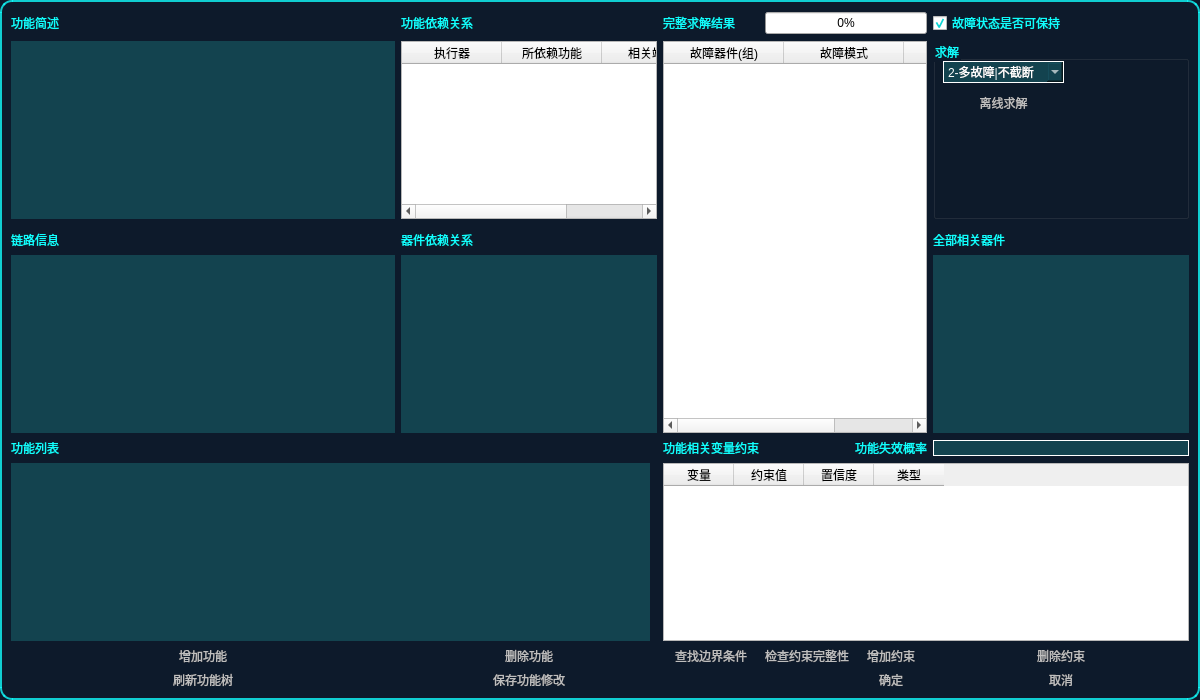
Above: selectfunctiondialog.ui from lushisongicloud/T-Designer before the change. Below: the same form after it.
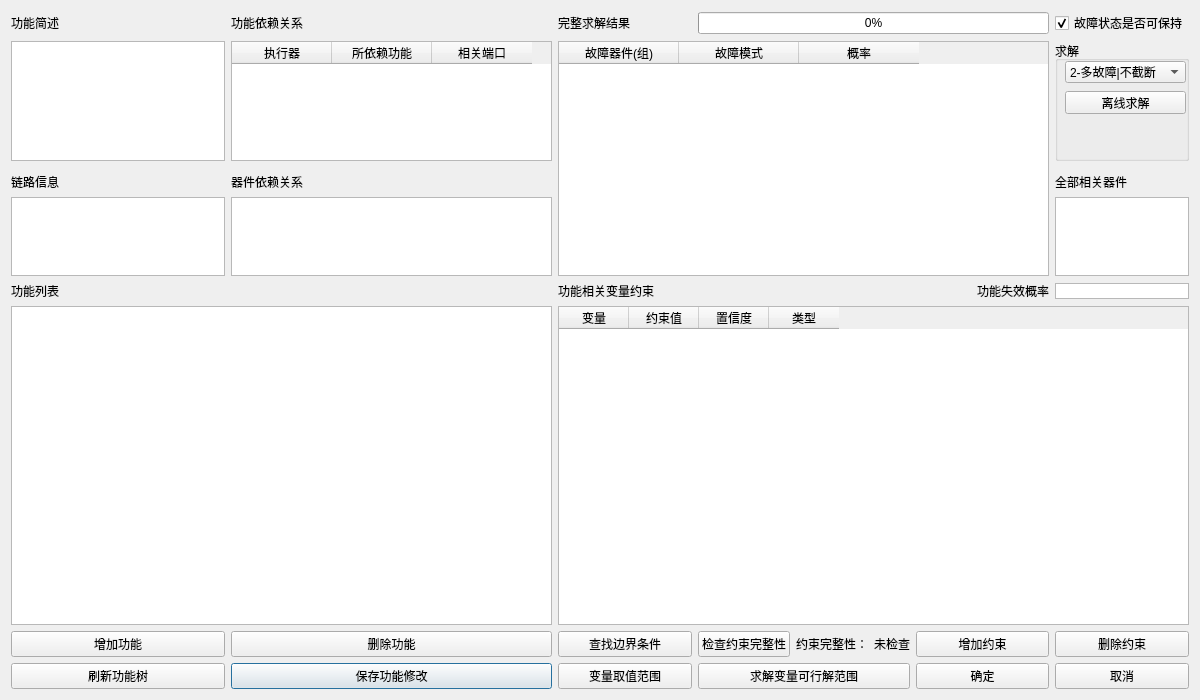
That is the form after the change.

Commit message: 集成selectfunctiondialog后可正常编译

Patch:
```diff
--- a/selectfunctiondialog.ui
+++ b/selectfunctiondialog.ui
@@ -25,217 +25,10 @@
   <property name="windowTitle">
    <string>选择待诊断的功能</string>
   </property>
-  <property name="styleSheet">
-   <string notr="true">QDialog
-{	border-radius:12px;
-	border:2px solid rgb(17,255,255,200);		
-    background-color: rgb(13, 26, 43);
-}
-
-QTextEdit
-{
-	font: 75 16pt &quot;黑体&quot;;
-	color:rgb(190,190,190);
-}
-
-QLabel{
-	
-font: 75 16pt &quot;黑体&quot;;
-color: rgb(17, 255, 255);
-}
-
-QCheckBox{
-	
-font: 75 16pt &quot;黑体&quot;;
-color: rgb(17, 255, 255);
-}
-
-QGroupBox{
-	
-font: 75 16pt &quot;黑体&quot;;
-color: rgb(17, 255, 255);
-}
-
-QPushButton{
-font: 75 16pt &quot;黑体&quot;;
-color: rgb(190, 190, 190);
-background-color:qconicalgradient(cx:0.5,cy:0.5,angle:0,stop:0.368182 
-rgba(17,255,255,75));
-border:0px ;
-border-radius:8px;
-}
-
-QPushButton::hover{
-font: 75 16pt &quot;黑体&quot;;
-color: rgb(240, 240, 240);
-background-color:qconicalgradient(cx:0.5,cy:0.5,angle:0,stop:0.368182 
-rgba(17,255,255,128));
-border:0px ;
-border-radius:8px;
-}
-
-QPushButton::hover{
-font: 75 16pt &quot;黑体&quot;;
-color: rgb(240, 240, 240);
-background-color:qconicalgradient(cx:0.5,cy:0.5,angle:0,stop:0.368182 
-rgba(17,255,255,200));
-border:0px ;
-border-radius:8px;
-}
-
-QPushButton::pressed{
-font: 75 16pt &quot;黑体&quot;;
-color: rgb(240, 240, 240);
-background-color:qconicalgradient(cx:0.5,cy:0.5,angle:0,stop:0.368182 
-rgba(17,255,255,128));
-border:0px ;
-border-radius:8px;
-}</string>
-  </property>
   <property name="sizeGripEnabled">
    <bool>false</bool>
   </property>
-  <layout class="QGridLayout" name="gridLayout" rowstretch="0,0,0,0,0,0,0,0,0,0,0" columnstretch="8,0,0,0,0,0">
-   <item row="3" column="2" rowspan="4" colspan="3">
-    <widget class="QTableWidget" name="table_result">
-     <property name="styleSheet">
-      <string notr="true">/*设置表格中网格的颜色*/
-QTableView{
-	gridline-color: rgb(38, 50, 70);
-}
-QHeaderView::section{
-	background-color:rgba(9, 28, 36, 245);
-	border:0.5px solid rgb(38,50,70);
-    padding-left: 0px;
-	color:rgba(255,255,255,200);
-	
-}
-border:0px;
-font: 75 11pt &quot;微软雅黑&quot;;
-background: transparent; 
-color: rgb(255, 255, 255);
-selection-background-color: rgb(102, 249, 247)
-</string>
-     </property>
-     <attribute name="horizontalHeaderDefaultSectionSize">
-      <number>120</number>
-     </attribute>
-     <column>
-      <property name="text">
-       <string>故障器件(组)</string>
-      </property>
-     </column>
-     <column>
-      <property name="text">
-       <string>故障模式</string>
-      </property>
-     </column>
-     <column>
-      <property name="text">
-       <string>概率</string>
-      </property>
-     </column>
-    </widget>
-   </item>
-   <item row="0" column="2">
-    <widget class="QLabel" name="label_7">
-     <property name="text">
-      <string>完整求解结果</string>
-     </property>
-    </widget>
-   </item>
-   <item row="3" column="0">
-    <widget class="QPlainTextEdit" name="textEditFunctionDescription">
-     <property name="sizePolicy">
-      <sizepolicy hsizetype="Preferred" vsizetype="Preferred">
-       <horstretch>0</horstretch>
-       <verstretch>0</verstretch>
-      </sizepolicy>
-     </property>
-     <property name="maximumSize">
-      <size>
-       <width>16777215</width>
-       <height>16777215</height>
-      </size>
-     </property>
-     <property name="styleSheet">
-      <string notr="true">background-color: rgb(19, 67, 79);
-border:0px solid rgb(255,255,255);
-color: rgb(255, 255, 255);</string>
-     </property>
-    </widget>
-   </item>
-   <item row="3" column="5">
-    <widget class="QGroupBox" name="groupBox">
-     <property name="styleSheet">
-      <string notr="true">QComboBox{
-    background-color: rgb(16, 31, 45);
-    color: rgb(255, 255, 255);
-}</string>
-     </property>
-     <property name="title">
-      <string>求解</string>
-     </property>
-     <widget class="QPushButton" name="btn_OfflineSolve">
-      <property name="geometry">
-       <rect>
-        <x>10</x>
-        <y>50</y>
-        <width>121</width>
-        <height>23</height>
-       </rect>
-      </property>
-      <property name="sizePolicy">
-       <sizepolicy hsizetype="Preferred" vsizetype="Preferred">
-        <horstretch>0</horstretch>
-        <verstretch>0</verstretch>
-       </sizepolicy>
-      </property>
-      <property name="maximumSize">
-       <size>
-        <width>16777215</width>
-        <height>16777215</height>
-       </size>
-      </property>
-      <property name="text">
-       <string>离线求解</string>
-      </property>
-     </widget>
-     <widget class="QComboBox" name="comboBoxSolveMode">
-      <property name="geometry">
-       <rect>
-        <x>10</x>
-        <y>20</y>
-        <width>121</width>
-        <height>22</height>
-       </rect>
-      </property>
-      <property name="styleSheet">
-       <string notr="true">background-color: rgb(19, 67, 79);
-border:1px solid rgb(255,255,255);
-color: rgb(255, 255, 255);</string>
-      </property>
-      <property name="currentIndex">
-       <number>2</number>
-      </property>
-      <item>
-       <property name="text">
-        <string>0-单故障</string>
-       </property>
-      </item>
-      <item>
-       <property name="text">
-        <string>1-多故障|截断</string>
-       </property>
-      </item>
-      <item>
-       <property name="text">
-        <string>2-多故障|不截断</string>
-       </property>
-      </item>
-     </widget>
-    </widget>
-   </item>
+  <layout class="QGridLayout" name="gridLayout" rowstretch="0,0,0,3,0,0,2,0,8,0,0" columnstretch="8,12,5,5,5,5">
    <item row="10" column="1">
     <widget class="QPushButton" name="btn_SaveFunc">
      <property name="text">
@@ -243,13 +36,6 @@
      </property>
     </widget>
    </item>
-   <item row="10" column="5">
-    <widget class="QPushButton" name="btn_Cancel">
-     <property name="text">
-      <string>取消</string>
-     </property>
-    </widget>
-   </item>
    <item row="7" column="5">
     <widget class="QPlainTextEdit" name="textEditFaultProbability">
      <property name="minimumSize">
@@ -264,11 +50,6 @@
        <height>16</height>
       </size>
      </property>
-     <property name="styleSheet">
-      <string notr="true">background-color: rgb(19, 67, 79);
-border:1px solid rgb(255,255,255);
-color: rgb(255, 255, 255);</string>
-     </property>
      <property name="inputMethodHints">
       <set>Qt::ImhNone</set>
      </property>
@@ -287,6 +68,13 @@
      </property>
     </widget>
    </item>
+   <item row="0" column="0">
+    <widget class="QLabel" name="label_2">
+     <property name="text">
+      <string>功能简述</string>
+     </property>
+    </widget>
+   </item>
    <item row="7" column="4">
     <widget class="QLabel" name="label_9">
      <property name="text">
@@ -297,13 +85,6 @@
      </property>
     </widget>
    </item>
-   <item row="9" column="5">
-    <widget class="QPushButton" name="btn_DelObs">
-     <property name="text">
-      <string>删除约束</string>
-     </property>
-    </widget>
-   </item>
    <item row="10" column="0">
     <widget class="QPushButton" name="btn_UpdateSubFunc">
      <property name="text">
@@ -311,6 +92,16 @@
      </property>
     </widget>
    </item>
+   <item row="6" column="5">
+    <widget class="QPlainTextEdit" name="textEditAllComponent">
+     <property name="maximumSize">
+      <size>
+       <width>16777215</width>
+       <height>16777215</height>
+      </size>
+     </property>
+    </widget>
+   </item>
    <item row="7" column="2">
     <widget class="QLabel" name="label_8">
      <property name="text">
@@ -328,21 +119,6 @@
      </property>
     </widget>
    </item>
-   <item row="6" column="5">
-    <widget class="QPlainTextEdit" name="textEditAllComponent">
-     <property name="maximumSize">
-      <size>
-       <width>16777215</width>
-       <height>16777215</height>
-      </size>
-     </property>
-     <property name="styleSheet">
-      <string notr="true">background-color: rgb(19, 67, 79);
-border:0px solid rgb(255,255,255);
-color: rgb(255, 255, 255);</string>
-     </property>
-    </widget>
-   </item>
    <item row="9" column="2">
     <widget class="QPushButton" name="btn_CalBoundaryConditions">
      <property name="text">
@@ -350,13 +126,6 @@
      </property>
     </widget>
    </item>
-   <item row="5" column="0">
-    <widget class="QLabel" name="label_4">
-     <property name="text">
-      <string>链路信息</string>
-     </property>
-    </widget>
-   </item>
    <item row="7" column="0">
     <widget class="QLabel" name="label">
      <property name="text">
@@ -364,10 +133,86 @@
      </property>
     </widget>
    </item>
-   <item row="0" column="0">
-    <widget class="QLabel" name="label_2">
+   <item row="10" column="5">
+    <widget class="QPushButton" name="btn_Cancel">
      <property name="text">
-      <string>功能简述</string>
+      <string>取消</string>
+     </property>
+    </widget>
+   </item>
+   <item row="8" column="0" colspan="2">
+    <widget class="QTreeWidget" name="functionTree">
+     <property name="sizePolicy">
+      <sizepolicy hsizetype="Preferred" vsizetype="Preferred">
+       <horstretch>0</horstretch>
+       <verstretch>0</verstretch>
+      </sizepolicy>
+     </property>
+     <property name="minimumSize">
+      <size>
+       <width>0</width>
+       <height>0</height>
+      </size>
+     </property>
+     <attribute name="headerVisible">
+      <bool>false</bool>
+     </attribute>
+     <column>
+      <property name="text">
+       <string notr="true">1</string>
+      </property>
+     </column>
+    </widget>
+   </item>
+   <item row="5" column="0">
+    <widget class="QLabel" name="label_4">
+     <property name="text">
+      <string>链路信息</string>
+     </property>
+    </widget>
+   </item>
+   <item row="3" column="2" rowspan="4" colspan="3">
+    <widget class="QTableWidget" name="table_result">
+     <attribute name="horizontalHeaderDefaultSectionSize">
+      <number>120</number>
+     </attribute>
+     <column>
+      <property name="text">
+       <string>故障器件(组)</string>
+      </property>
+     </column>
+     <column>
+      <property name="text">
+       <string>故障模式</string>
+      </property>
+     </column>
+     <column>
+      <property name="text">
+       <string>概率</string>
+      </property>
+     </column>
+    </widget>
+   </item>
+   <item row="0" column="2">
+    <widget class="QLabel" name="label_7">
+     <property name="text">
+      <string>完整求解结果</string>
+     </property>
+    </widget>
+   </item>
+   <item row="3" column="0">
+    <widget class="QPlainTextEdit" name="textEditFunctionDescription">
+     <property name="sizePolicy">
+      <sizepolicy hsizetype="Preferred" vsizetype="Preferred">
+       <horstretch>0</horstretch>
+       <verstretch>0</verstretch>
+      </sizepolicy>
+     </property>
+     <property name="maximumSize">
+      <size>
+       <width>16777215</width>
+       <height>16777215</height>
+      </size>
      </property>
     </widget>
    </item>
@@ -385,25 +230,6 @@
        <height>0</height>
       </size>
      </property>
-     <property name="styleSheet">
-      <string notr="true">/*设置表格中网格的颜色*/
-QTableView{
-	gridline-color: rgb(38, 50, 70);
-}
-QHeaderView::section{
-	background-color:rgba(9, 28, 36, 245);
-	border:0.5px solid rgb(38,50,70);
-    padding-left: 0px;
-	color:rgba(255,255,255,200);
-	
-}
-border:0px;
-font: 75 11pt &quot;微软雅黑&quot;;
-background: transparent; 
-color: rgb(255, 255, 255);
-selection-background-color: rgb(102, 249, 247)
-</string>
-     </property>
      <property name="selectionBehavior">
       <enum>QAbstractItemView::SelectRows</enum>
      </property>
@@ -465,25 +291,6 @@
    </item>
    <item row="3" column="1">
     <widget class="QTableWidget" name="table_FunctionDependency">
-     <property name="styleSheet">
-      <string notr="true">/*设置表格中网格的颜色*/
-QTableView{
-	gridline-color: rgb(38, 50, 70);
-}
-QHeaderView::section{
-	background-color:rgba(9, 28, 36, 245);
-	border:0.5px solid rgb(38,50,70);
-    padding-left: 0px;
-	color:rgba(255,255,255,200);
-	
-}
-border:0px;
-font: 75 11pt &quot;微软雅黑&quot;;
-background: transparent; 
-color: rgb(255, 255, 255);
-selection-background-color: rgb(102, 249, 247)
-</string>
-     </property>
      <property name="selectionBehavior">
       <enum>QAbstractItemView::SelectRows</enum>
      </property>
@@ -505,13 +312,7 @@
     </widget>
    </item>
    <item row="6" column="1">
-    <widget class="QTextEdit" name="textEditComponentDependency">
-     <property name="styleSheet">
-      <string notr="true">background-color: rgb(19, 67, 79);
-border:0px solid rgb(255,255,255);
-color: rgb(255, 255, 255);</string>
-     </property>
-    </widget>
+    <widget class="QTextEdit" name="textEditComponentDependency"/>
    </item>
    <item row="6" column="0">
     <widget class="QPlainTextEdit" name="textEditLink">
@@ -521,11 +322,6 @@
        <height>16777215</height>
       </size>
      </property>
-     <property name="styleSheet">
-      <string notr="true">background-color: rgb(19, 67, 79);
-border:0px solid rgb(255,255,255);
-color: rgb(255, 255, 255);</string>
-     </property>
     </widget>
    </item>
    <item row="9" column="4">
@@ -550,21 +346,42 @@
     </widget>
    </item>
    <item row="9" column="3">
-    <widget class="QPushButton" name="btn_CheckConstraints">
-     <property name="text">
-      <string>检查约束完整性</string>
-     </property>
-    </widget>
+    <layout class="QHBoxLayout" name="layoutConstraintIntegrity">
+     <item>
+      <widget class="QPushButton" name="btn_CheckConstraints">
+       <property name="text">
+        <string>检查约束完整性</string>
+       </property>
+      </widget>
+     </item>
+     <item>
+      <widget class="QLabel" name="labelConstraintIntegrityTitle">
+       <property name="text">
+        <string>约束完整性：</string>
+       </property>
+      </widget>
+     </item>
+     <item>
+      <widget class="QLabel" name="labelConstraintIntegrityValue">
+       <property name="text">
+        <string>未检查</string>
+       </property>
+      </widget>
+     </item>
+    </layout>
    </item>
-   <item row="8" column="0" colspan="2">
-    <widget class="QWidget" name="widget" native="true">
-     <widget class="QTreeWidget" name="functionTree">
+   <item row="3" column="5">
+    <widget class="QGroupBox" name="groupBox">
+     <property name="title">
+      <string>求解</string>
+     </property>
+     <widget class="QPushButton" name="btn_OfflineSolve">
       <property name="geometry">
        <rect>
-        <x>0</x>
-        <y>0</y>
-        <width>639</width>
-        <height>182</height>
+        <x>10</x>
+        <y>50</y>
+        <width>121</width>
+        <height>23</height>
        </rect>
       </property>
       <property name="sizePolicy">
@@ -573,28 +390,67 @@
         <verstretch>0</verstretch>
        </sizepolicy>
       </property>
-      <property name="minimumSize">
+      <property name="maximumSize">
        <size>
-        <width>0</width>
-        <height>0</height>
+        <width>16777215</width>
+        <height>16777215</height>
        </size>
       </property>
-      <property name="styleSheet">
-       <string notr="true">background-color: rgb(19, 67, 79);
-border:0px solid rgb(255,255,255);
-color: rgb(255, 255, 255);</string>
+      <property name="text">
+       <string>离线求解</string>
       </property>
-      <attribute name="headerVisible">
-       <bool>false</bool>
-      </attribute>
-      <column>
+     </widget>
+     <widget class="QComboBox" name="comboBoxSolveMode">
+      <property name="geometry">
+       <rect>
+        <x>10</x>
+        <y>20</y>
+        <width>121</width>
+        <height>22</height>
+       </rect>
+      </property>
+      <property name="currentIndex">
+       <number>2</number>
+      </property>
+      <item>
        <property name="text">
-        <string notr="true">1</string>
+        <string>0-单故障</string>
        </property>
-      </column>
+      </item>
+      <item>
+       <property name="text">
+        <string>1-多故障|截断</string>
+       </property>
+      </item>
+      <item>
+       <property name="text">
+        <string>2-多故障|不截断</string>
+       </property>
+      </item>
      </widget>
     </widget>
    </item>
+   <item row="10" column="2">
+    <widget class="QPushButton" name="btn_VariableRanges">
+     <property name="text">
+      <string>变量取值范围</string>
+     </property>
+    </widget>
+   </item>
+   <item row="10" column="3">
+    <widget class="QPushButton" name="btn_VariableValueSolve">
+     <property name="text">
+      <string>求解变量可行解范围</string>
+     </property>
+    </widget>
+   </item>
+   <item row="9" column="5">
+    <widget class="QPushButton" name="btn_DelObs">
+     <property name="text">
+      <string>删除约束</string>
+     </property>
+    </widget>
+   </item>
   </layout>
  </widget>
  <resources/>
```
The commit also changes 13 other files.
